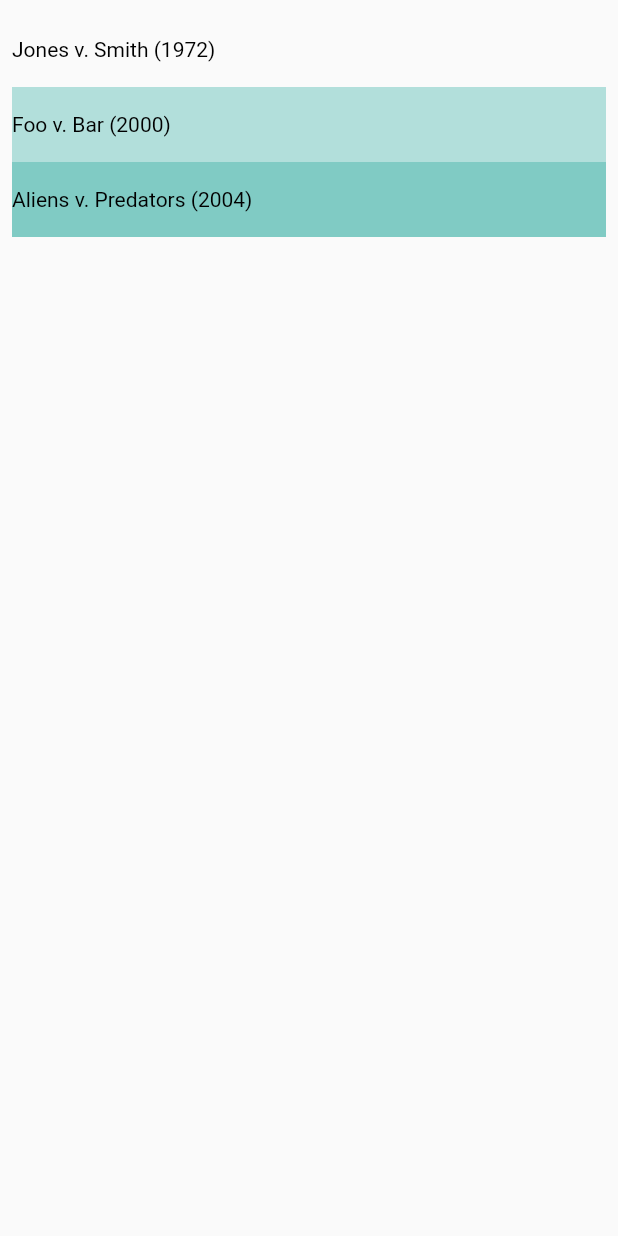
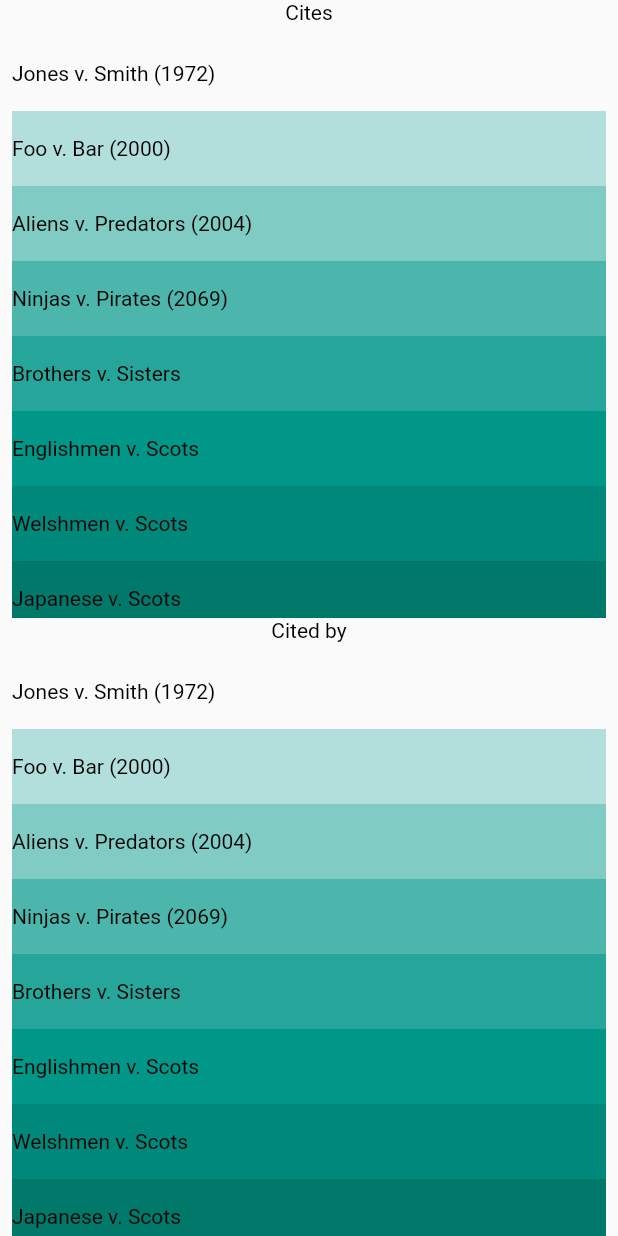
Before and after one commit to ls1031/ls10312.github.io, a Flutter app: the CitationsPage widget shown alone on an empty page, opened directly with empty values, on a phone screen of 412 x 824 dp. Run offline on Flutter 3.47's test engine with Material 2 defaults, Android fonts, the phone set to English and light mode, and no system bars; our stand-ins replace easy_search_bar.

Commit message:
Added two sections of list views to the page, broke functionality into smaller methods

```diff
--- a/minerva/lib/CitationPage.dart
+++ b/minerva/lib/CitationPage.dart
@@ -13,29 +13,71 @@ class CitationsPage extends StatefulWidget {
 
 class CitationsPageState extends State<CitationsPage> {
 
-  final List<String> citedCases = ["Jones v. Smith (1972)", "Foo v. Bar (2000)", "Aliens v. Predators (2004)"];
+  final List<String> citedCases = [
+          "Jones v. Smith (1972)",
+          "Foo v. Bar (2000)",
+          "Aliens v. Predators (2004)",
+          "Ninjas v. Pirates (2069)",
+          "Brothers v. Sisters",
+          "Englishmen v. Scots",
+          "Welshmen v. Scots",
+          "Japanese v. Scots",
+          "Scots v. Other Scots"];
 
   @override
   Widget build(BuildContext context) {
-    return ListView.builder(
+    return Column
+    (
+      children: [
+        Expanded ( child: getCitationElement("Cites", citedCases)),
+        Expanded ( child: getCitationElement("Cited by", citedCases)),
+      ]
+    );
+  }
+}
+
+Widget getHeaderText(String header) {
+  return Text(
+      '${header}',
+      style: const TextStyle(
+        color: Colors.black,
+        decoration: TextDecoration.none,
+      ),
+    );
+}
+
+Widget getCitationElement(String name, List<String> listElements) {
+  return Column (
+    children: [
+      Container ( child: getHeaderText(name)),
+      Expanded ( child: getListView(listElements)),
+    ],
+  );
+}
+
+Widget getListElement(String name) {
+  return Align(
+    alignment: Alignment.centerLeft,
+    child: Text(
+      '${name}',
+      style: const TextStyle(
+        color: Colors.black,
+        decoration: TextDecoration.none,
+      ),
+    )
+  );
+}
+
+Widget getListView(List<String> listElements) {
+  return ListView.builder(
       padding: const EdgeInsets.all(8),
-      itemCount: citedCases.length,
+      itemCount: listElements.length,
       itemBuilder: (BuildContext context, int index) {
         return Container(
           height: 50,
           color: Colors.teal[index * 100],
-          child: Align(
-            alignment: Alignment.centerLeft,
-            child: Text(
-              '${citedCases[index]}',
-              style: const TextStyle(
-                color: Colors.black,
-                decoration: TextDecoration.none,
-              ),
-            )
-          ),
+          child: getListElement(listElements[index]),
         );
       }
-    );
-  }
+  );
 }
```
